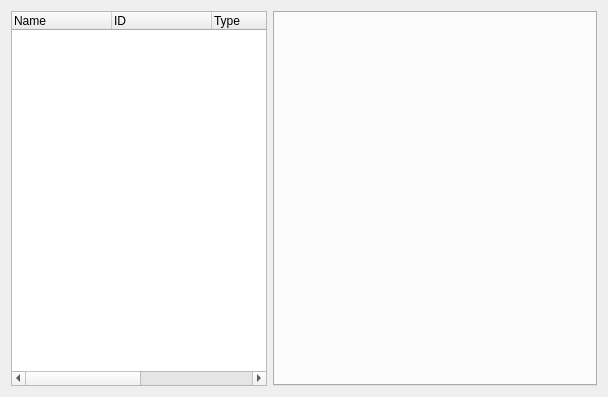
Old version of the form retroshare-gui/src/gui/ChatLobbyWidget.ui in the repository RetroShare/RetroShare.
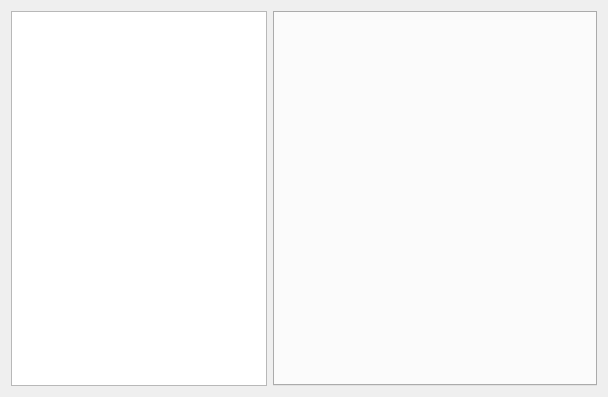
New version of the form. Custom widgets are drawn as their Qt base class.

Commit message: Chat lobby: - added new notifier to p3ChatService GUI: - list all public and private chat lobbies - added subscribe/unsubscribe - added new basic widget ChatTabWidget and use it in PopupChatWindow and ChatLobbyDialog - added a tabbed dialog for every subscribed chat lobby

What changed in the file:
```diff
--- a/retroshare-gui/src/gui/ChatLobbyWidget.ui
+++ b/retroshare-gui/src/gui/ChatLobbyWidget.ui
@@ -17,36 +17,29 @@
    <item>
     <widget class="QTreeWidget" name="_lobby_table_TW">
      <property name="sizePolicy">
-      <sizepolicy hsizetype="Maximum" vsizetype="Expanding">
+      <sizepolicy hsizetype="Fixed" vsizetype="Expanding">
        <horstretch>0</horstretch>
        <verstretch>0</verstretch>
       </sizepolicy>
      </property>
-     <column>
-      <property name="text">
-       <string>Name</string>
-      </property>
-     </column>
-     <column>
-      <property name="text">
-       <string>ID</string>
-      </property>
-     </column>
-     <column>
-      <property name="text">
-       <string>Type</string>
-      </property>
-     </column>
-     <column>
-      <property name="text">
-       <string>Count</string>
-      </property>
-     </column>
-     <column>
-      <property name="text">
-       <string>S</string>
-      </property>
-     </column>
+     <property name="contextMenuPolicy">
+      <enum>Qt::CustomContextMenu</enum>
+     </property>
+     <property name="editTriggers">
+      <set>QAbstractItemView::NoEditTriggers</set>
+     </property>
+     <property name="rootIsDecorated">
+      <bool>false</bool>
+     </property>
+     <property name="itemsExpandable">
+      <bool>false</bool>
+     </property>
+     <property name="expandsOnDoubleClick">
+      <bool>false</bool>
+     </property>
+     <property name="columnCount">
+      <number>0</number>
+     </property>
     </widget>
    </item>
    <item>
@@ -58,6 +51,14 @@
    </item>
   </layout>
  </widget>
+ <customwidgets>
+  <customwidget>
+   <class>ChatTabWidget</class>
+   <extends>QTabWidget</extends>
+   <header location="global">gui/chat/ChatTabWidget.h</header>
+   <container>1</container>
+  </customwidget>
+ </customwidgets>
  <resources/>
  <connections/>
 </ui>
```
Left out of the diff: 7 changed lines with no effect on the pictures. The commit also changes 20 other files.
